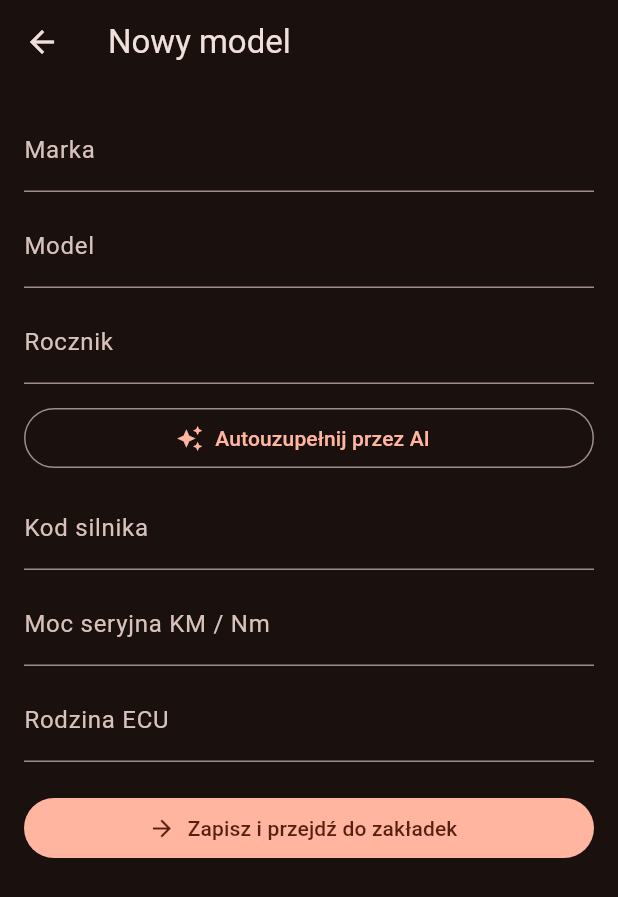
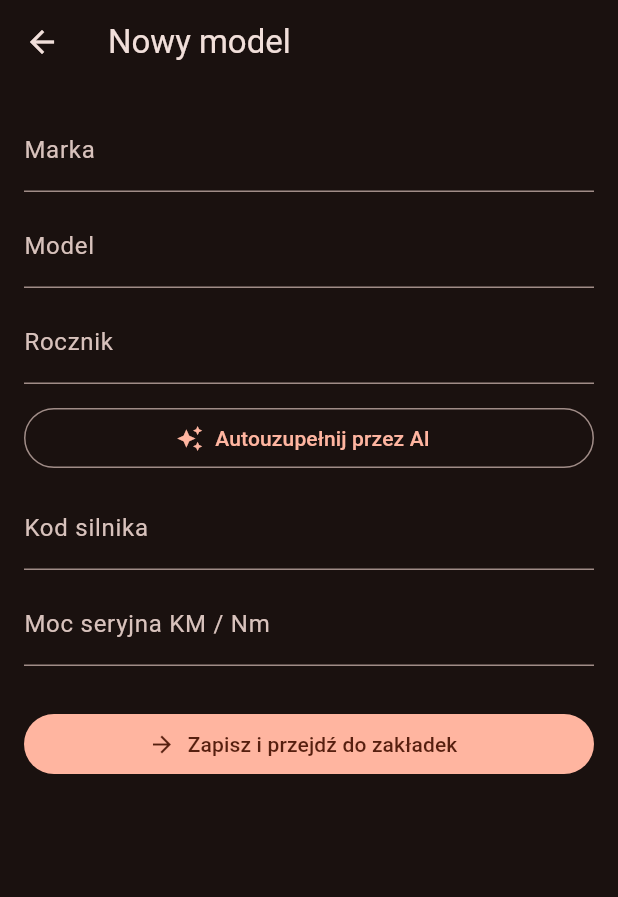
Before and after one commit to DaX-switch/MyDyno, a Flutter app: the EditScreen screen opened directly, on a phone screen of 412 x 824 dp. Shown: the top 897 px of the screen. Run offline on Flutter 3.47's test engine with Material 3 defaults, Android fonts, the phone set to English and light mode, and no system bars; our stand-ins replace file_picker, flutter_secure_storage, image_picker, share_plus, shared_preferences, sqflite_sqlcipher; accounts and stored records are empty.

```diff
--- a/lib/screens/edit_screen.dart
+++ b/lib/screens/edit_screen.dart
@@ -136,7 +136,7 @@ class _EditScreenState extends State<EditScreen> {
         const SizedBox(height: 8),
         _auto('Model', _model, _dbModels, (s) => _model = s),
         const SizedBox(height: 8),
-        TextField(controller: _year, decoration: const InputDecoration(labelText: 'Rocznik')),
+        TextField(controller: _year, keyboardType: TextInputType.number, decoration: const InputDecoration(labelText: 'Rocznik')),
         const SizedBox(height: 12),
         OutlinedButton.icon(
           onPressed: _ai ? null : _autofill,
@@ -146,11 +146,10 @@ class _EditScreenState extends State<EditScreen> {
           label: const Text('Autouzupełnij przez AI'),
         ),
         const SizedBox(height: 8),
-        TextField(controller: _engine, decoration: const InputDecoration(labelText: 'Kod silnika')),
+        TextField(controller: _engine, textCapitalization: TextCapitalization.characters, decoration: const InputDecoration(labelText: 'Kod silnika')),
         const SizedBox(height: 8),
         TextField(controller: _power, decoration: const InputDecoration(labelText: 'Moc seryjna KM / Nm')),
         const SizedBox(height: 8),
-        TextField(controller: _ecu, decoration: const InputDecoration(labelText: 'Rodzina ECU')),
         const SizedBox(height: 20),
         FilledButton.icon(
           onPressed: _save,
```
Also changed, not shown: pubspec.yaml (+10 -1 lines), assets/icon/app_icon.png (added), pubspec.lock, 13 other files.
